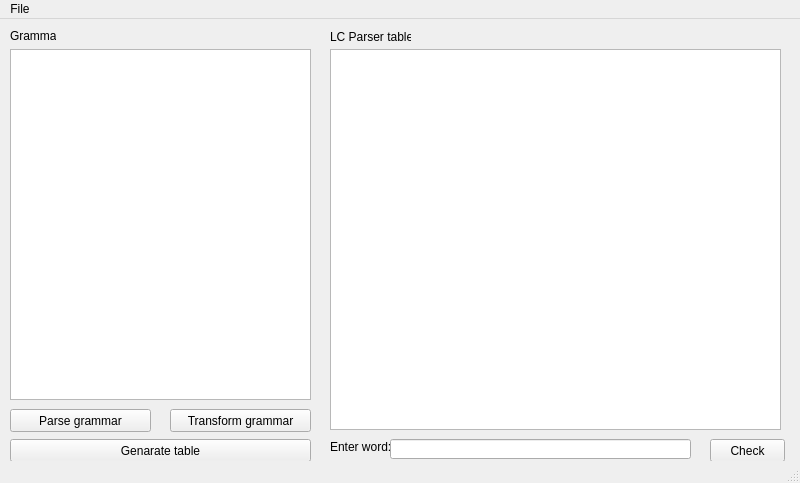
nmarcin92/lc-parser, file src/lcp/gui/ui/main_window.ui: the form before one commit.
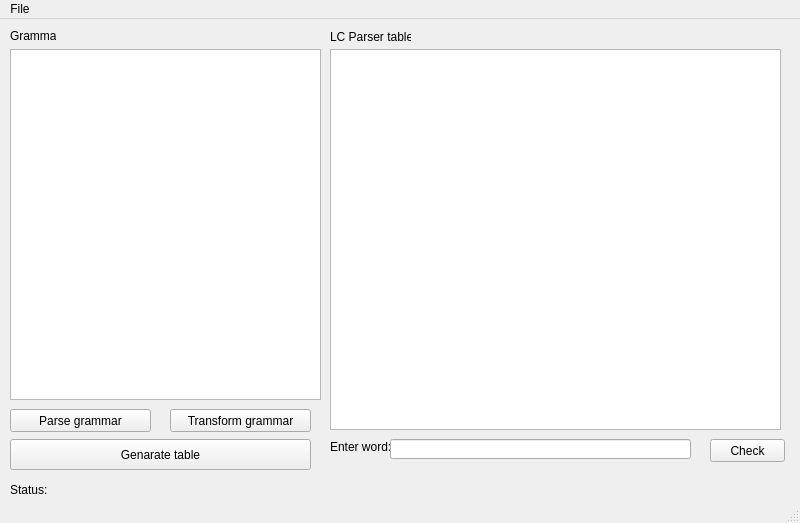
The form after the commit.

What changed in the file:
```diff
--- a/src/lcp/gui/ui/main_window.ui
+++ b/src/lcp/gui/ui/main_window.ui
@@ -7,19 +7,22 @@
     <x>0</x>
     <y>0</y>
     <width>800</width>
-    <height>483</height>
+    <height>523</height>
    </rect>
   </property>
   <property name="windowTitle">
    <string>LC Parser Visualizer</string>
   </property>
+  <property name="styleSheet">
+   <string notr="true">color: rgb(0, 0, 0);</string>
+  </property>
   <widget class="QWidget" name="centralwidget">
    <widget class="QTextEdit" name="grammarTextEdit">
     <property name="geometry">
      <rect>
       <x>10</x>
       <y>30</y>
-      <width>301</width>
+      <width>311</width>
       <height>351</height>
      </rect>
     </property>
@@ -96,7 +99,7 @@
       <x>10</x>
       <y>420</y>
       <width>301</width>
-      <height>23</height>
+      <height>31</height>
      </rect>
     </property>
     <property name="text">
@@ -142,6 +145,32 @@
      <string>Parse grammar</string>
     </property>
    </widget>
+   <widget class="QLabel" name="statusLabel">
+    <property name="geometry">
+     <rect>
+      <x>50</x>
+      <y>460</y>
+      <width>391</width>
+      <height>21</height>
+     </rect>
+    </property>
+    <property name="text">
+     <string/>
+    </property>
+   </widget>
+   <widget class="QLabel" name="label">
+    <property name="geometry">
+     <rect>
+      <x>10</x>
+      <y>460</y>
+      <width>46</width>
+      <height>21</height>
+     </rect>
+    </property>
+    <property name="text">
+     <string>Status:</string>
+    </property>
+   </widget>
   </widget>
   <widget class="QMenuBar" name="menubar">
    <property name="geometry">
```
Left out of the diff: 3 changed lines with no effect on the pictures.
